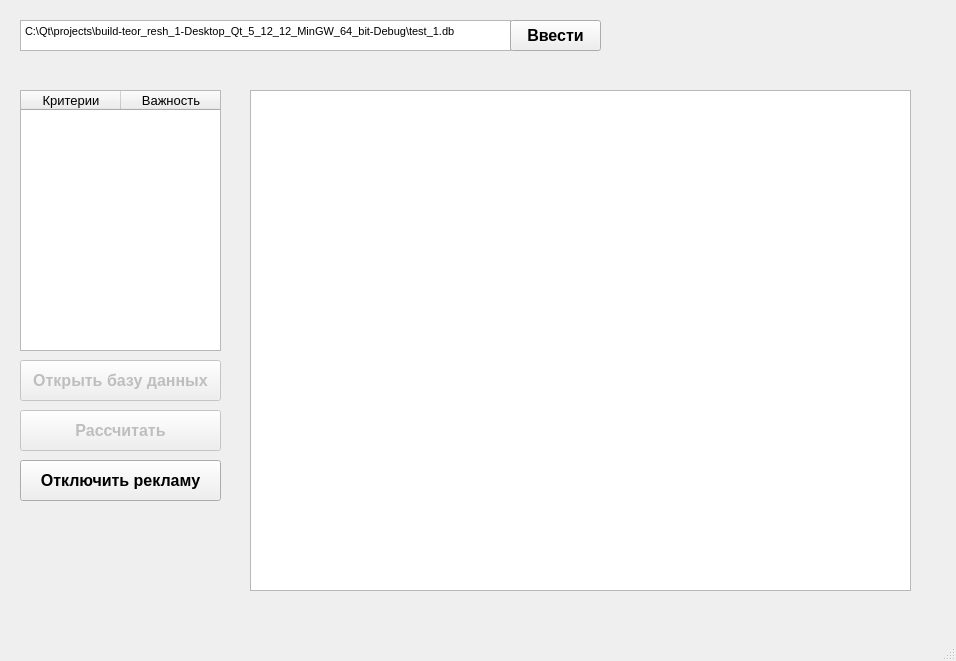
Before: the Qt Designer form mainwindow.ui in L0BERY/hierarchy-analysis, drawn with Qt 5.
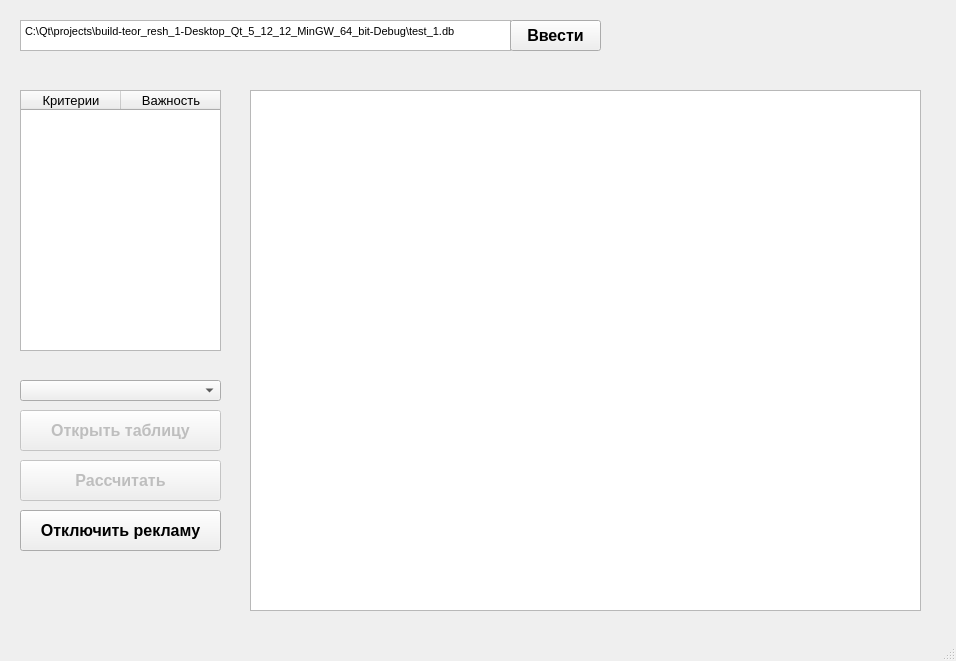
After: the same form once the commit is applied.

Patch:
```diff
--- a/mainwindow.ui
+++ b/mainwindow.ui
@@ -110,7 +110,7 @@
     <property name="geometry">
      <rect>
       <x>20</x>
-      <y>410</y>
+      <y>460</y>
       <width>201</width>
       <height>41</height>
      </rect>
@@ -139,7 +139,7 @@
     <property name="geometry">
      <rect>
       <x>20</x>
-      <y>460</y>
+      <y>510</y>
       <width>201</width>
       <height>41</height>
      </rect>
@@ -192,8 +192,8 @@
      <rect>
       <x>250</x>
       <y>90</y>
-      <width>661</width>
-      <height>501</height>
+      <width>671</width>
+      <height>521</height>
      </rect>
     </property>
    </widget>
@@ -204,7 +204,7 @@
     <property name="geometry">
      <rect>
       <x>20</x>
-      <y>360</y>
+      <y>410</y>
       <width>201</width>
       <height>41</height>
      </rect>
@@ -217,7 +217,17 @@
      </font>
     </property>
     <property name="text">
-     <string>Открыть базу данных</string>
+     <string>Открыть таблицу</string>
+    </property>
+   </widget>
+   <widget class="QComboBox" name="choice_table">
+    <property name="geometry">
+     <rect>
+      <x>20</x>
+      <y>380</y>
+      <width>201</width>
+      <height>21</height>
+     </rect>
     </property>
    </widget>
   </widget>
```
